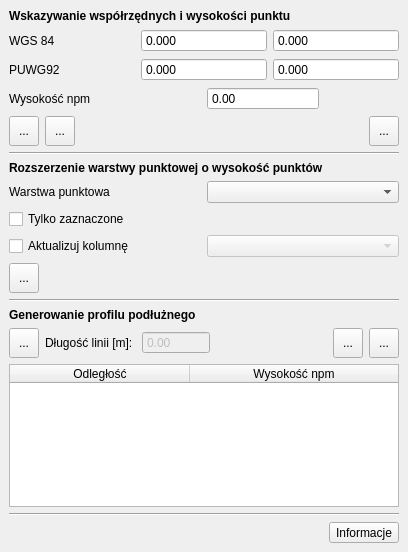
Above: gissupport_plugin/modules/gugik_nmt/gui/gugik_nmt_plugin_dockwidget_base.ui from gis-support/gis-support-plugin before the change. Below: the same form after it.
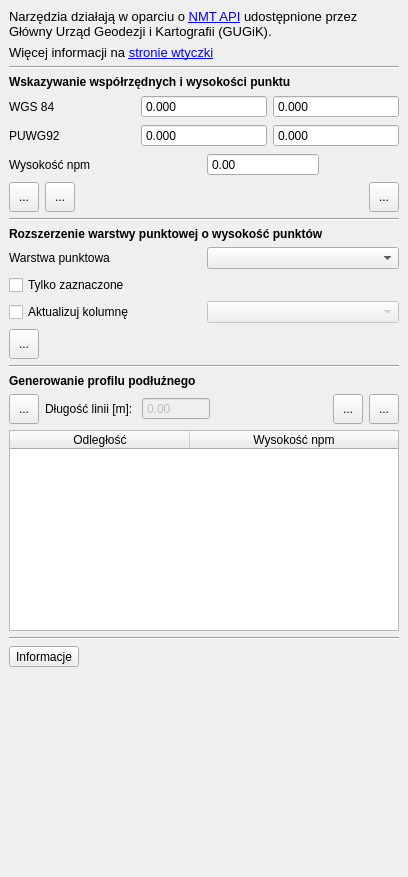
That is the form after the change. Custom widgets are drawn as their Qt base class.

Diff of the .ui file:
```diff
--- a/gissupport_plugin/modules/gugik_nmt/gui/gugik_nmt_plugin_dockwidget_base.ui
+++ b/gissupport_plugin/modules/gugik_nmt/gui/gugik_nmt_plugin_dockwidget_base.ui
@@ -7,13 +7,13 @@
     <x>0</x>
     <y>0</y>
     <width>408</width>
-    <height>552</height>
+    <height>877</height>
    </rect>
   </property>
   <property name="minimumSize">
    <size>
     <width>408</width>
-    <height>552</height>
+    <height>698</height>
    </size>
   </property>
   <property name="windowTitle">
@@ -21,6 +21,50 @@
   </property>
   <widget class="QWidget" name="dockWidgetContents">
    <layout class="QVBoxLayout" name="verticalLayout_3">
+    <item>
+     <widget class="QLabel" name="infoLabel">
+      <property name="text">
+       <string>&lt;html&gt;&lt;head/&gt;&lt;body&gt;&lt;p&gt;&lt;span style=&quot; font-size:10pt;&quot;&gt;Narzędzia działają w oparciu o &lt;a href=&quot;https://services.gugik.gov.pl/nmt/&quot;&gt;&lt;span style=&quot; font-size:10pt; text-decoration: underline; color:#0000ff;&quot;&gt;NMT API&lt;/span&gt;&lt;/a&gt; udostępnione przez Główny Urząd Geodezji i Kartografii (GUGiK).&lt;/span&gt;&lt;/p&gt;&lt;/body&gt;&lt;/html&gt;</string>
+      </property>
+      <property name="textFormat">
+       <enum>Qt::RichText</enum>
+      </property>
+      <property name="wordWrap">
+       <bool>true</bool>
+      </property>
+      <property name="openExternalLinks">
+       <bool>true</bool>
+      </property>
+     </widget>
+    </item>
+    <item>
+     <widget class="QLabel" name="moreinfoLabel">
+      <property name="font">
+       <font>
+        <pointsize>8</pointsize>
+        <italic>false</italic>
+        <bold>false</bold>
+        <kerning>true</kerning>
+       </font>
+      </property>
+      <property name="text">
+       <string>&lt;html&gt;&lt;head/&gt;&lt;body&gt;&lt;p&gt;&lt;span style=&quot; font-size:10pt;&quot;&gt;Więcej informacji na &lt;/span&gt;&lt;a href=&quot;https://gis-support.pl/wtyczka-gis-support/&quot;&gt;&lt;span style=&quot; font-size:10pt; text-decoration: underline; color:#0000ff;&quot;&gt;stronie wtyczki&lt;/span&gt;&lt;/a&gt;&lt;/p&gt;&lt;/body&gt;&lt;/html&gt;</string>
+      </property>
+      <property name="textFormat">
+       <enum>Qt::RichText</enum>
+      </property>
+      <property name="openExternalLinks">
+       <bool>true</bool>
+      </property>
+     </widget>
+    </item>
+    <item>
+     <widget class="Line" name="infoLine">
+      <property name="orientation">
+       <enum>Qt::Horizontal</enum>
+      </property>
+     </widget>
+    </item>
     <item>
      <widget class="QLabel" name="label_4">
       <property name="text">
@@ -466,7 +510,7 @@
       </property>
      </widget>
     </item>
-    <item alignment="Qt::AlignRight">
+    <item>
      <widget class="QToolButton" name="tbInfos">
       <property name="text">
        <string>Informacje</string>
```
Left out of the diff: 2 changed lines with no effect on the pictures.
